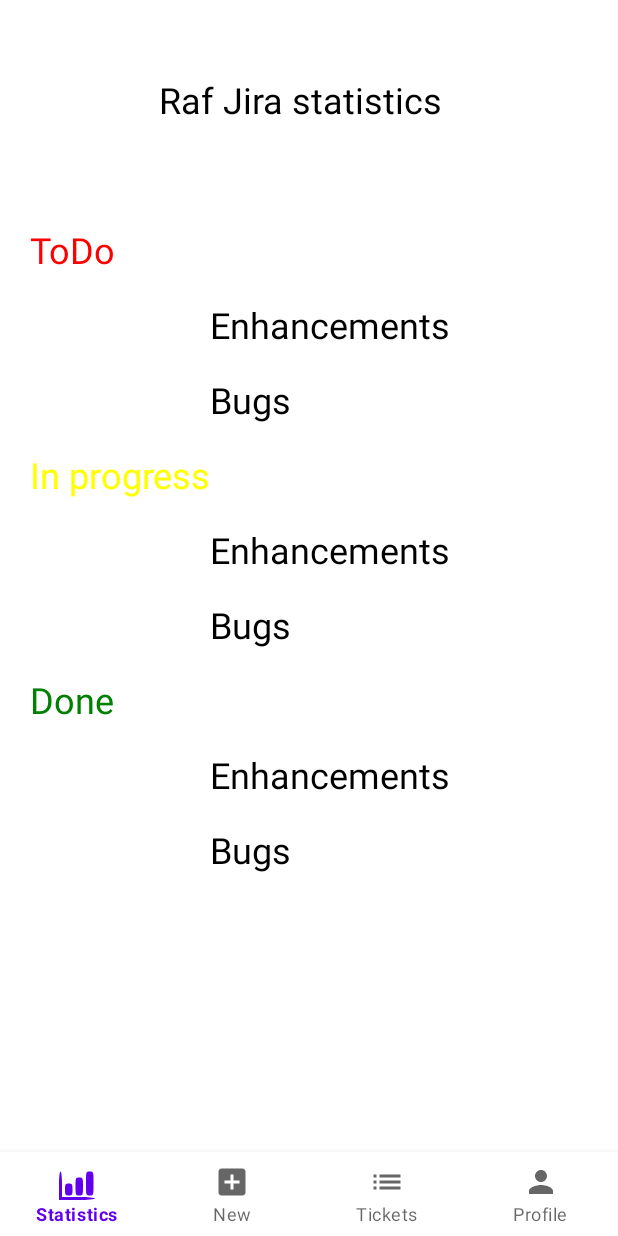
After one commit to anastasijaar/JIRAapp, an Android app: the StatisticsFragment screen opened directly, with no data from a screen before it, on a phone screen of 412 x 824 dp. The commit adds this screen. Run offline under Robolectric (Android 15) with nearby library versions, the phone set to English and light mode, and no system bars.

Commit message:
Review for bags and enhancements, user profile and log out.

```diff
--- a/app/src/main/java/rs/raf/projekat1/anastasija_radonjic_rn6819/activities/LogInActivity.java
+++ b/app/src/main/java/rs/raf/projekat1/anastasija_radonjic_rn6819/activities/LogInActivity.java
@@ -94,8 +94,8 @@ public class LogInActivity extends AppCompatActivity {
                 sharedPreferences
                         .edit()
                         .putString("name", nameInput)
-                        .putString("surname", emailInput)
-                        .putString("bank", passwordInput)
+                        .putString("email", emailInput)
+                        .putString("password", passwordInput)
                         .putBoolean("isAdmin", isAdmin)
                         .apply();
 
--- a/app/src/main/java/rs/raf/projekat1/anastasija_radonjic_rn6819/activities/MainActivity.java
+++ b/app/src/main/java/rs/raf/projekat1/anastasija_radonjic_rn6819/activities/MainActivity.java
@@ -20,6 +20,7 @@ public class MainActivity extends AppCompatActivity {
     protected void onCreate(Bundle savedInstanceState) {
         super.onCreate(savedInstanceState);
         setContentView(R.layout.activity_main);
+        BottomNavigationView bottomNavigationView = findViewById(R.id.MainActivitybottomNavigation);
         init();
     }
 
--- /dev/null
+++ b/app/src/main/java/rs/raf/projekat1/anastasija_radonjic_rn6819/fragments/NewFragment.java
@@ -0,0 +1,54 @@
+package rs.raf.projekat1.anastasija_radonjic_rn6819.fragments;
+
+import android.os.Bundle;
+import android.view.View;
+import android.widget.Button;
+import android.widget.EditText;
+import android.widget.Spinner;
+import android.widget.TextView;
+
+import androidx.annotation.NonNull;
+import androidx.annotation.Nullable;
+import androidx.fragment.app.Fragment;
+
+import rs.raf.projekat1.anastasija_radonjic_rn6819.R;
+
+public class NewFragment extends Fragment {
+
+    //View comps
+    private TextView textView;
+    private Spinner spinnerType;
+    private Spinner spinnerPriority;
+    private EditText estInputText;
+    private EditText ticketTitleInputText;
+    private EditText ticketDescInputText;
+    private Button addBtn;
+
+    public NewFragment() {
+        super(R.layout.fragment_new);
+    }
+
+    @Override
+    public void onViewCreated(@NonNull View view, @Nullable Bundle savedInstanceState) {
+        super.onViewCreated(view, savedInstanceState);
+        init(view);
+    }
+
+    private void init(View view) {
+        initView(view);
+        initListeners(view);
+    }
+
+    private void initView(View view) {
+        textView = (TextView) view.findViewById(R.id.NewFragmentText);
+        spinnerType = (Spinner) view.findViewById(R.id.NewFragmentTypeSpinner);
+        spinnerPriority = (Spinner) view.findViewById(R.id.NewFragmentPrioritySpinner);
+        estInputText = (EditText) view.findViewById(R.id.NewFragmentEstInput);
+        ticketTitleInputText = (EditText) view.findViewById(R.id.NewFragmentTicketTitleInput);
+        ticketDescInputText = (EditText) view.findViewById(R.id.NewFragmentTicketDescInput);
+        addBtn = (Button) view.findViewById(R.id.NewFragmentButton);
+    }
+
+    private void initListeners(View view) {
+    }
+}
--- /dev/null
+++ b/app/src/main/java/rs/raf/projekat1/anastasija_radonjic_rn6819/fragments/StatisticsFragment.java
@@ -0,0 +1,74 @@
+package rs.raf.projekat1.anastasija_radonjic_rn6819.fragments;
+
+import android.os.Bundle;
+import android.view.View;
+import android.widget.TextView;
+
+import androidx.annotation.NonNull;
+import androidx.annotation.Nullable;
+import androidx.fragment.app.Fragment;
+import rs.raf.projekat1.anastasija_radonjic_rn6819.R;
+
+public class StatisticsFragment extends Fragment {
+
+    //View comps
+    private TextView textView;
+    private TextView toDoText;
+    private TextView toDoInputText;
+    private TextView toDoEnhancementsText;
+    private TextView toDoEnhancementsInputText;
+    private TextView toDoBugsText;
+    private TextView toDoBugsInputText;
+    private TextView inProgressText;
+    private TextView inProgressInputText;
+    private TextView inProgressEnhancementsText;
+    private TextView inProgressEnhancementsInputText;
+    private TextView inProgressBugsText;
+    private TextView inProgressBugsInputText;
+    private TextView doneText;
+    private TextView doneInputText;
+    private TextView doneEnhancementsText;
+    private TextView doneEnhancementsInputText;
+    private TextView doneBugsText;
+    private TextView doneBugsInputText;
+
+    public StatisticsFragment() {
+        super(R.layout.fragment_statistics);
+    }
+
+    @Override
+    public void onViewCreated(@NonNull View view, @Nullable Bundle savedInstanceState) {
+        super.onViewCreated(view, savedInstanceState);
+        init(view);
+    }
+
+    private void init(View view) {
+        initView(view);
+        initListeners(view);
+    }
+
+    private void initView(View view) {
+        textView = (TextView) view.findViewById(R.id.StatisticsFragmentText);
+        toDoText = (TextView) view.findViewById(R.id.StatisticsFragmentToDoText);
+        toDoInputText = (TextView) view.findViewById(R.id.StatisticsFragmentToDoInput);
+        toDoEnhancementsText = (TextView) view.findViewById(R.id.StatisticsFragmentToDoEnhancementsText);
+        toDoEnhancementsInputText = (TextView) view.findViewById(R.id.StatisticsFragmentToDoEnhancementsInput);
+        toDoBugsText = (TextView) view.findViewById(R.id.StatisticsFragmentToDoBugsText);
+        toDoBugsInputText = (TextView) view.findViewById(R.id.StatisticsFragmentToDoBugsInput);
+        inProgressText = (TextView) view.findViewById(R.id.StatisticsFragmentInProgressText);
+        inProgressInputText = (TextView) view.findViewById(R.id.StatisticsFragmentInProgressInput);
+        inProgressEnhancementsText = (TextView) view.findViewById(R.id.StatisticsFragmentInProgressEnhancementsText);
+        inProgressEnhancementsInputText = (TextView) view.findViewById(R.id.StatisticsFragmentInProgressEnhancementsInput);
+        inProgressBugsText = (TextView) view.findViewById(R.id.StatisticsFragmentInProgressBugsText);
+        inProgressBugsInputText = (TextView) view.findViewById(R.id.StatisticsFragmentInProgressBugsInput);
+        doneText = (TextView) view.findViewById(R.id.StatisticsFragmentDoneText);
+        doneInputText = (TextView) view.findViewById(R.id.StatisticsFragmentDoneInput);
+        doneEnhancementsText = (TextView) view.findViewById(R.id.StatisticsFragmentDoneEnhancementsText);
+        doneEnhancementsInputText = (TextView) view.findViewById(R.id.StatisticsFragmentDoneEnhancementsInput);
+        doneBugsText = (TextView) view.findViewById(R.id.StatisticsFragmentDoneBugsText);
+        doneBugsInputText = (TextView) view.findViewById(R.id.StatisticsFragmentDoneBugsInput);
+    }
+
+    private void initListeners(View view) {
+    }
+}
--- a/app/src/main/java/rs/raf/projekat1/anastasija_radonjic_rn6819/viewpager/PagerAdapter.java
+++ b/app/src/main/java/rs/raf/projekat1/anastasija_radonjic_rn6819/viewpager/PagerAdapter.java
@@ -5,6 +5,11 @@ import androidx.annotation.Nullable;
 import androidx.fragment.app.Fragment;
 import androidx.fragment.app.FragmentManager;
 import androidx.fragment.app.FragmentPagerAdapter;
+
+import rs.raf.projekat1.anastasija_radonjic_rn6819.fragments.NewFragment;
+import rs.raf.projekat1.anastasija_radonjic_rn6819.fragments.ProfileFragment;
+import rs.raf.projekat1.anastasija_radonjic_rn6819.fragments.StatisticsFragment;
+import rs.raf.projekat1.anastasija_radonjic_rn6819.fragments.TicketsFragment;
 
 public class PagerAdapter extends FragmentPagerAdapter {
 
@@ -23,13 +28,12 @@ public class PagerAdapter extends FragmentPagerAdapter {
     public Fragment getItem(int position) {
         Fragment fragment;
         switch (position) {
-//            case FRAGMENT_1: fragment = new StanjeFragment(); break;
-//            case FRAGMENT_2: fragment = new UnosFragment(); break;
-//            case FRAGMENT_3: fragment = new ListeFragment(); break;
-//            default: fragment = new ProfilFragment(); break;
+            case FRAGMENT_1: fragment = new StatisticsFragment(); break;
+            case FRAGMENT_2: fragment = new NewFragment(); break;
+            case FRAGMENT_3: fragment = new TicketsFragment(); break;
+            default: fragment = new ProfileFragment(); break;
         }
-//        return fragment;
-        return null;
+        return fragment;
     }
 
     @Override
--- a/app/src/main/res/layout/activity_main.xml
+++ b/app/src/main/res/layout/activity_main.xml
@@ -19,10 +19,11 @@
         android:id="@+id/MainActivitybottomNavigation"
         android:layout_width="0dp"
         android:layout_height="56dp"
-        android:background="@color/white"
+        android:background="@android:color/white"
         app:layout_constraintBottom_toBottomOf="parent"
         app:layout_constraintEnd_toEndOf="parent"
         app:layout_constraintStart_toStartOf="parent"
+        app:labelVisibilityMode="labeled"
         app:menu="@menu/bottom_navigation"/>
 
 
--- /dev/null
+++ b/app/src/main/res/layout/fragment_statistics.xml
@@ -0,0 +1,186 @@
+<?xml version="1.0" encoding="utf-8"?>
+<FrameLayout xmlns:android="http://schemas.android.com/apk/res/android"
+    android:layout_width="match_parent"
+    android:layout_height="match_parent"
+    android:layout_gravity="center"
+    android:orientation="vertical">
+
+    <TextView
+        android:id="@+id/StatisticsFragmentText"
+        style="@style/FragmentTextStyle"
+        android:layout_width="200dp"
+        android:layout_height="100dp"
+        android:textAlignment="center"
+        android:layout_marginStart="100dp"
+        android:layout_marginTop="50dp"
+        android:text="@string/raf_jira_statistics"/>
+
+    <TextView
+        android:id="@+id/StatisticsFragmentToDoText"
+        style="@style/FragmentTextStyle"
+        android:layout_width="wrap_content"
+        android:layout_height="wrap_content"
+        android:layout_marginStart="20dp"
+        android:layout_marginTop="150dp"
+        android:text="@string/todo"
+        android:textColor="@color/red"/>
+
+    <TextView
+        android:id="@+id/StatisticsFragmentToDoInput"
+        style="@style/FragmentTextStyle"
+        android:layout_width="wrap_content"
+        android:layout_height="wrap_content"
+        android:layout_marginStart="350dp"
+        android:layout_marginTop="150dp"
+        android:textSize="24sp"
+        android:textColor="@color/red"/>
+
+    <TextView
+        android:id="@+id/StatisticsFragmentToDoEnhancementsText"
+        style="@style/FragmentTextStyle"
+        android:layout_width="wrap_content"
+        android:layout_height="wrap_content"
+        android:layout_marginStart="140dp"
+        android:layout_marginTop="200dp"
+        android:text="@string/enhancements"/>
+
+    <TextView
+        android:id="@+id/StatisticsFragmentToDoEnhancementsInput"
+        style="@style/FragmentTextStyle"
+        android:layout_width="wrap_content"
+        android:layout_height="wrap_content"
+        android:layout_marginStart="350dp"
+        android:layout_marginTop="200dp"
+        android:textSize="24sp"/>
+
+    <TextView
+        android:id="@+id/StatisticsFragmentToDoBugsText"
+        style="@style/FragmentTextStyle"
+        android:layout_width="wrap_content"
+        android:layout_height="wrap_content"
+        android:layout_marginStart="140dp"
+        android:layout_marginTop="250dp"
+        android:text="@string/bugs"/>
+
+    <TextView
+        android:id="@+id/StatisticsFragmentToDoBugsInput"
+        style="@style/FragmentTextStyle"
+        android:layout_width="wrap_content"
+        android:layout_height="wrap_content"
+        android:layout_marginStart="350dp"
+        android:layout_marginTop="250dp"
+        android:textSize="24sp"/>
+
+    <TextView
+        android:id="@+id/StatisticsFragmentInProgressText"
+        style="@style/FragmentTextStyle"
+        android:layout_width="wrap_content"
+        android:layout_height="wrap_content"
+        android:layout_marginStart="20dp"
+        android:layout_marginTop="300dp"
+        android:text="@string/in_progress"
+        android:textColor="@color/yellow"/>
+
+    <TextView
+        android:id="@+id/StatisticsFragmentInProgressInput"
+        style="@style/FragmentTextStyle"
+        android:layout_width="wrap_content"
+        android:layout_height="wrap_content"
+        android:layout_marginStart="350dp"
+        android:layout_marginTop="300dp"
+        android:textSize="24sp"
+        android:textColor="@color/yellow"/>
+
+    <TextView
+        android:id="@+id/StatisticsFragmentInProgressEnhancementsText"
+        style="@style/FragmentTextStyle"
+        android:layout_width="wrap_content"
+        android:layout_height="wrap_content"
+        android:layout_marginStart="140dp"
+        android:layout_marginTop="350dp"
+        android:text="@string/enhancements"/>
+
+    <TextView
+        android:id="@+id/StatisticsFragmentInProgressEnhancementsInput"
+        style="@style/FragmentTextStyle"
+        android:layout_width="wrap_content"
+        android:layout_height="wrap_content"
+        android:layout_marginStart="350dp"
+        android:layout_marginTop="350dp"
+        android:textSize="24sp"/>
+
+    <TextView
+        android:id="@+id/StatisticsFragmentInProgressBugsText"
+        style="@style/FragmentTextStyle"
+        android:layout_width="wrap_content"
+        android:layout_height="wrap_content"
+        android:layout_marginStart="140dp"
+        android:layout_marginTop="400dp"
+        android:text="@string/bugs"/>
+
+    <TextView
+        android:id="@+id/StatisticsFragmentInProgressBugsInput"
+        style="@style/FragmentTextStyle"
+        android:layout_width="wrap_content"
+        android:layout_height="wrap_content"
+        android:layout_marginStart="350dp"
+        android:layout_marginTop="400dp"
+        android:textSize="24sp"/>
+
+    <TextView
+        android:id="@+id/StatisticsFragmentDoneText"
+        style="@style/FragmentTextStyle"
+        android:layout_width="wrap_content"
+        android:layout_height="wrap_content"
+        android:layout_marginStart="20dp"
+        android:layout_marginTop="450dp"
+        android:text="@string/done"
+        android:textColor="@color/green"/>
+
+    <TextView
+        android:id="@+id/StatisticsFragmentDoneInput"
+        style="@style/FragmentTextStyle"
+        android:layout_width="wrap_content"
+        android:layout_height="wrap_content"
+        android:layout_marginStart="350dp"
+        android:layout_marginTop="450dp"
+        android:textSize="24sp"
+        android:textColor="@color/green"/>
+
+    <TextView
+        android:id="@+id/StatisticsFragmentDoneEnhancementsText"
+        style="@style/FragmentTextStyle"
+        android:layout_width="wrap_content"
+        android:layout_height="wrap_content"
+        android:layout_marginStart="140dp"
+        android:layout_marginTop="500dp"
+        android:text="@string/enhancements"/>
+
+    <TextView
+        android:id="@+id/StatisticsFragmentDoneEnhancementsInput"
+        style="@style/FragmentTextStyle"
+        android:layout_width="wrap_content"
+        android:layout_height="wrap_content"
+        android:layout_marginStart="350dp"
+        android:layout_marginTop="500dp"
+        android:textSize="24sp"/>
+
+    <TextView
+        android:id="@+id/StatisticsFragmentDoneBugsText"
+        style="@style/FragmentTextStyle"
+        android:layout_width="wrap_content"
+        android:layout_height="wrap_content"
+        android:layout_marginStart="140dp"
+        android:layout_marginTop="550dp"
+        android:text="@string/bugs"/>
+
+    <TextView
+        android:id="@+id/StatisticsFragmentDoneBugsInput"
+        style="@style/FragmentTextStyle"
+        android:layout_width="wrap_content"
+        android:layout_height="wrap_content"
+        android:layout_marginStart="350dp"
+        android:layout_marginTop="550dp"
+        android:textSize="24sp"/>
+
+</FrameLayout>
--- a/app/src/main/res/menu/bottom_navigation.xml
+++ b/app/src/main/res/menu/bottom_navigation.xml
@@ -4,21 +4,21 @@
     <item
         android:id="@+id/navigation_1"
         android:icon="@drawable/ic_menu_1"
-        android:title="First" />
+        android:title="@string/statistics" />
 
     <item
         android:id="@+id/navigation_2"
         android:icon="@drawable/ic_menu_2"
-        android:title="Second" />
+        android:title="@string/frag_new" />
 
     <item
         android:id="@+id/navigation_3"
         android:icon="@drawable/ic_menu_3"
-        android:title="Third" />
+        android:title="@string/tickets" />
 
     <item
         android:id="@+id/navigation_4"
         android:icon="@drawable/ic_menu_4"
-        android:title="Third" />
+        android:title="@string/profile" />
 
 </menu>
--- a/app/src/main/res/values/colors.xml
+++ b/app/src/main/res/values/colors.xml
@@ -8,4 +8,8 @@
     <color name="black">#FF000000</color>
     <color name="white">#FFFFFFFF</color>
     <color name="orange">#FFA500</color>
+    <color name="yellow">#FFFF00</color>
+    <color name="red">#FF0000</color>
+    <color name="green">#008000</color>
+    <color name="gray">#808080</color>
 </resources>
--- a/app/src/main/res/values/strings.xml
+++ b/app/src/main/res/values/strings.xml
@@ -5,4 +5,33 @@
     <string name="email">Email</string>
     <string name="password">Password</string>
     <string name="login">Login</string>
+    <string name="statistics">Statistics</string>
+    <string name="frag_new">New</string>
+    <string name="tickets">Tickets</string>
+    <string name="profile">Profile</string>
+    <string name="raf_jira_statistics">Raf Jira statistics</string>
+    <string name="todo">ToDo</string>
+    <string name="enhancements">Enhancements</string>
+    <string name="bugs">Bugs</string>
+    <string name="in_progress">In progress</string>
+    <string name="done">Done</string>
+    <string name="add_new_ticket_text">Add new ticket</string>
+    <string name="est">Est.</string>
+    <string name="ticket_title">Ticket title</string>
+    <string name="ticket_description">Ticket description</string>
+    <string name="add_new_ticket">Add new ticket</string>
+    <string name="log_out">Log out</string>
+
+    <string-array name="spinnerTypeItems">
+        <item>Bug</item>
+        <item>Enhancement</item>
+    </string-array>
+
+    <string-array name="spinnerPriorityItems">
+        <item>Highest</item>
+        <item>High</item>
+        <item>Medium</item>
+        <item>Low </item>
+        <item>Lowest</item>
+    </string-array>
 </resources>
--- a/app/src/main/res/values/themes.xml
+++ b/app/src/main/res/values/themes.xml
@@ -13,4 +13,18 @@
         <item name="android:statusBarColor" tools:targetApi="l">?attr/colorPrimaryVariant</item>
         <!-- Customize your theme here. -->
     </style>
+
+    <style name="FragmentTextStyle" parent="Theme.JIRAapp">
+        <item name="android:textSize">24sp</item>
+        <item name="android:textColor">@color/black</item>
+    </style>
+
+    <style name="Spinner" parent="Widget.AppCompat.Light.DropDownItem.Spinner">
+        <item name="android:paddingStart">0dp</item>
+        <item name="android:paddingEnd">0dp</item>
+        <item name="android:textColor">@color/black</item>
+        <item name="android:backgroundTint">@color/white</item>
+        <item name="android:textSize">24sp</item>
+    </style>
+
 </resources>
```
Also changed, not shown: app/src/main/java/rs/raf/projekat1/anastasija_radonjic_rn6819/fragments/ProfileFragment.java (added, +70 -0 lines), app/src/main/java/rs/raf/projekat1/anastasija_radonjic_rn6819/fragments/TicketsFragment.java (added, +22 -0 lines), app/src/main/res/drawable/ic_profile.xml (added, +10 -0 lines), app/src/main/res/layout/fragment_new.xml (added, +93 -0 lines), app/src/main/res/layout/fragment_profile.xml (added, +50 -0 lines), app/src/main/res/layout/fragment_tickets.xml (added, +14 -0 lines).
